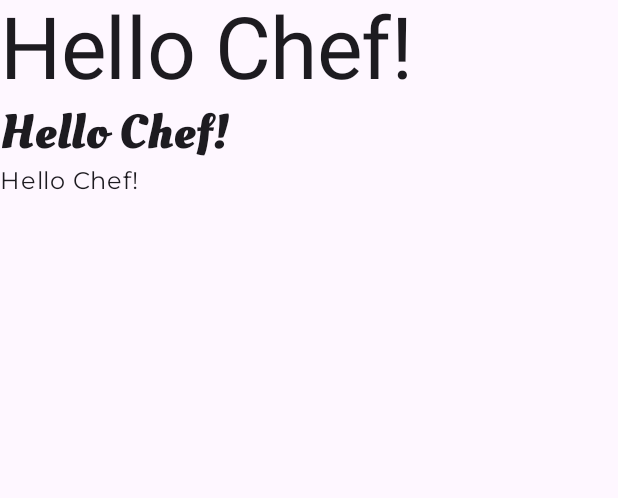
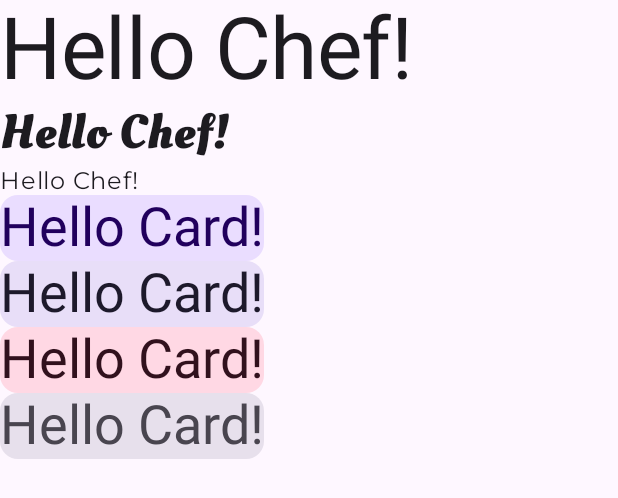
Before and after one commit to cristinamiu/RecipesApp, an Android app built with Jetpack Compose: the @Preview function DefaultPreview, on a phone screen of 412 x 824 dp. Shown: the top 498 px of the screen. Run offline under Robolectric (Android 15) with nearby library versions, the phone set to English and light mode, and no system bars.

Commit message:
Adds some style examples to MainActivity.kt

```diff
--- a/app/src/main/java/com/example/recipesapp/MainActivity.kt
+++ b/app/src/main/java/com/example/recipesapp/MainActivity.kt
@@ -5,9 +5,7 @@ import androidx.activity.ComponentActivity
 import androidx.activity.compose.setContent
 import androidx.compose.foundation.layout.Column
 import androidx.compose.foundation.layout.fillMaxSize
-import androidx.compose.material3.MaterialTheme
-import androidx.compose.material3.Surface
-import androidx.compose.material3.Text
+import androidx.compose.material3.*
 import androidx.compose.runtime.Composable
 import androidx.compose.ui.Modifier
 import androidx.compose.ui.text.TextStyle
@@ -68,6 +66,19 @@ fun App() {
 
             Greeting(name = "Chef",
                 style = MaterialTheme.typography.bodyLarge)
+
+        Card(colors = CardDefaults.cardColors(MaterialTheme.colorScheme.primaryContainer)) {
+            Greeting(name = "Card", style = MaterialTheme.typography.displaySmall)
+        }
+            Card(colors = CardDefaults.cardColors(MaterialTheme.colorScheme.secondaryContainer)) {
+                Greeting(name = "Card", style = MaterialTheme.typography.displaySmall)
+            }
+            Card(colors = CardDefaults.cardColors(MaterialTheme.colorScheme.tertiaryContainer)) {
+                Greeting(name = "Card", style = MaterialTheme.typography.displaySmall)
+            }
+            Card(colors = CardDefaults.cardColors(MaterialTheme.colorScheme.surfaceVariant)) {
+                Greeting(name = "Card", style = MaterialTheme.typography.displaySmall)
+            }
         }
 
 
```
